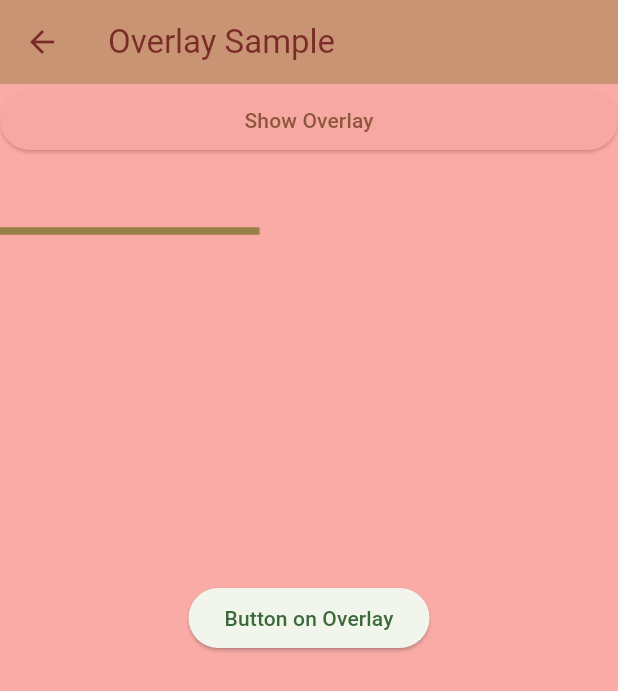
After one commit to ReiiYuki/Sample-Flutter-App, a Flutter app: the OverlaySamplePage screen opened by its route, after a tap on "Show Overlay", on a phone screen of 412 x 824 dp. The commit adds this screen. Shown: the top 691 px of the screen. Run offline on Flutter 3.47's test engine with Material 3 defaults, Android fonts, the phone set to English and light mode, and no system bars; our stand-ins replace app_links, flutter_dotenv, shared_preferences; accounts and stored records are empty; statements that could not run were skipped.

Commit message:
sample overlay

```diff
--- a/lib/feature/home/presentation/page/home_page.dart
+++ b/lib/feature/home/presentation/page/home_page.dart
@@ -18,7 +18,8 @@ class HomePage extends StatelessWidget {
             NavigateButton(navigationConfig: NavigationConfig(title: 'Counter', path: '/counter')),
             NavigateButton(navigationConfig: NavigationConfig(title: 'Random Pokemon', path: '/pokemon')),
             NavigateButton(navigationConfig: NavigationConfig(title: 'Todo', path: '/todo')),
-            NavigateButton(navigationConfig: NavigationConfig(title: 'Design', path: '/design'))
+            NavigateButton(navigationConfig: NavigationConfig(title: 'Design', path: '/design')),
+            NavigateButton(navigationConfig: NavigationConfig(title: 'Overlay', path: '/overlay'))
           ],
         )
       ),
--- /dev/null
+++ b/lib/feature/overlay/presentation/page/overlay_sample_page.dart
@@ -0,0 +1,141 @@
+import 'package:flutter/material.dart';
+
+class LinePainter extends CustomPainter {
+  final double animationValue; // Animation value to control line position
+
+  LinePainter(this.animationValue);
+
+  @override
+  void paint(Canvas canvas, Size size) {
+    final paint = Paint()
+      ..color = Colors.green // Line color
+      ..style = PaintingStyle.stroke // Stroke style
+      ..strokeWidth = 5.0; // Stroke width
+
+    final double startX = 0;
+    final double endX = size.width;
+    final double y = size.height / 2;
+
+    final double currentX = startX + (endX - startX) * animationValue;
+
+    // Draw the line
+    canvas.drawLine(Offset(startX, y), Offset(currentX, y), paint);
+  }
+
+  @override
+  bool shouldRepaint(covariant CustomPainter oldDelegate) {
+    return true; // Repaint the line continuously
+  }
+}
+
+class OverlaySamplePage extends StatefulWidget {
+  const OverlaySamplePage({super.key});
+
+  @override
+  State<OverlaySamplePage> createState() => _OverlaySamplePageState();
+}
+
+class _OverlaySamplePageState extends State<OverlaySamplePage> with SingleTickerProviderStateMixin {
+  late OverlayEntry _overlayEntry;
+  late AnimationController _controller;
+  bool tick = false;
+
+  @override
+  void initState() {
+    super.initState();
+    _controller = AnimationController(
+      vsync: this, // Synchronize animation with this widget
+      duration: const Duration(seconds: 2), // Animation duration
+    )..repeat(reverse: true); // Repeat the animation back and forth
+  }
+
+  @override
+  void dispose() {
+    removeOverlay();
+    _controller.dispose();
+
+    super.dispose();
+  }
+
+  removeOverlay() {
+    _overlayEntry.remove();
+    _overlayEntry.dispose();
+  }
+
+  showOverlay(BuildContext context) {
+    _overlayEntry = OverlayEntry(
+      builder: (context) => GestureDetector(
+        onTap: () {
+          removeOverlay();
+        },
+        child: Positioned(
+            top: 0,
+            left: 0,
+            right: 0,
+            bottom: 0,
+            child: Container(
+                height: 500,
+                width: 200,
+                color: Color.fromARGB(107, 255, 61, 61),
+                child: Center(child: ElevatedButton(child: Text("Button on Overlay"), onPressed: () {},),),
+              ),
+          ),
+        ),
+      );
+
+    Overlay.of(context).insert(_overlayEntry);
+  }
+
+  @override
+  Widget build(BuildContext context) {
+    return Scaffold(
+      appBar: AppBar(
+        backgroundColor: Theme.of(context).colorScheme.inversePrimary,
+        title: const Text("Overlay Sample"),
+      ),
+      body: ListView(
+          children: [
+                Container(margin: ,),
+                  ElevatedButton(
+                    child: const Text('Show Overlay'),
+                    onPressed: () {
+                      showOverlay(context);
+                    },
+                  ),
+                  AnimatedBuilder(animation: _controller, builder: (context, child) {
+                    return CustomPaint(
+                      size: Size(
+                        MediaQuery.of(context).size.width,
+                        100.0,
+                      ),
+                      painter: LinePainter(
+                          _controller.value), // Use LinePainter to draw the line
+                    );
+                  }),
+                  // Center(
+                  //   child: AnimatedPositioned(
+                  //     top: tick ? 300 : 600,
+                  //     left: 0,
+                  //     right: 0,
+                  //     width: 50,
+                  //     duration: const Duration(seconds: 3),
+                  //     curve: Curves.easeIn,
+                  //     child: GestureDetector(
+                  //         onTap: () {
+                  //           setState(() {
+                  //             tick = !tick;
+                  //           });
+                  //         },
+                  //         child: Container(
+                  //           color: const Color.fromARGB(42, 221, 0, 0),
+                  //           width: 100,
+                  //           height: 100,
+                  //         ),
+                  //     ),
+                  //   ),
+                  // )
+                ],
+      ),
+    );
+  }
+}
--- /dev/null
+++ b/lib/feature/overlay/routes.dart
@@ -0,0 +1,5 @@
+import 'package:sample_todo/feature/overlay/presentation/page/overlay_sample_page.dart';
+
+var overlayRoutes = {
+  '/overlay': (context) => const OverlaySamplePage(),
+};
--- a/lib/routes.dart
+++ b/lib/routes.dart
@@ -1,5 +1,6 @@
 import 'package:sample_todo/feature/counter/routes.dart';
 import 'package:sample_todo/feature/home/routes.dart';
+import 'package:sample_todo/feature/overlay/routes.dart';
 import 'package:sample_todo/feature/pokemon/routes.dart';
 import 'package:sample_todo/feature/todos/routes.dart';
 
@@ -8,4 +9,5 @@ var appRoutes = {
   ...counterRoutes,
   ...pokemonRoutes,
   ...todoRoutes,
+  ...overlayRoutes,
 };
```
Also changed, not shown: lib/feature/auth/presentation/page/auth_page.dart (deleted, +0 -44 lines).
